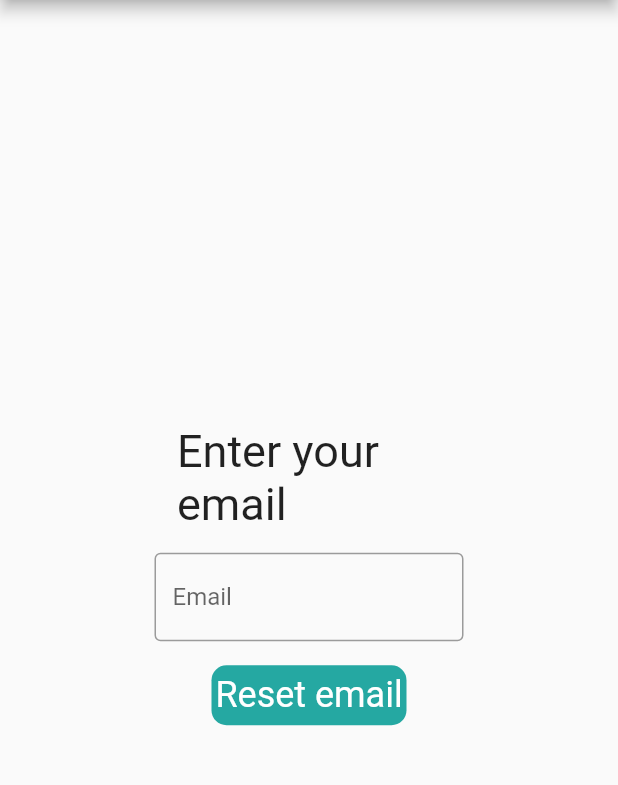
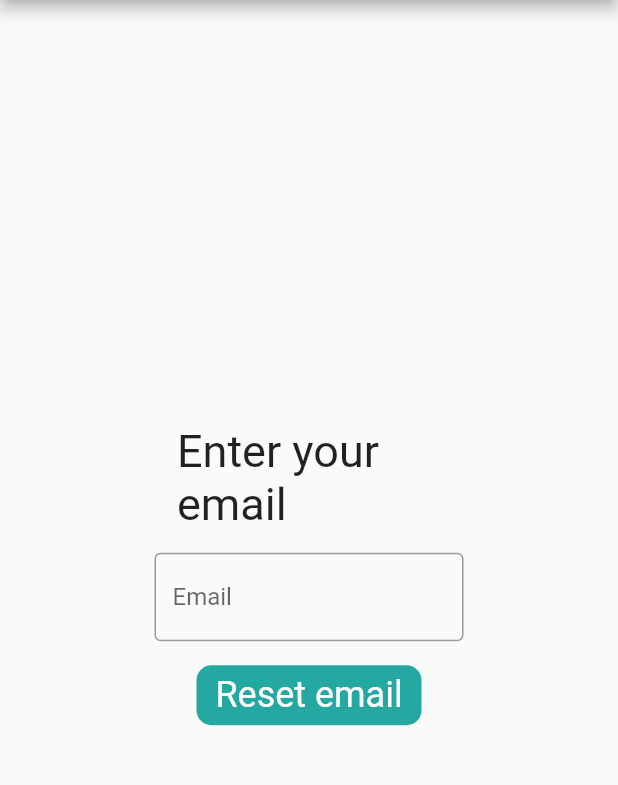
Before and after one commit to jonas-la/csce315_project3_13, a Flutter app: the Win_Reset_Password screen opened by its route, on a phone screen of 412 x 824 dp, the part 84-869 px from its top. Run offline on Flutter 3.47's test engine with Material 2 defaults, Android fonts, the phone set to English and light mode, and no system bars; our stand-ins replace cloud_functions, firebase_auth, firebase_core; accounts and stored records are empty.

Commit message:
Added login button size fields

```diff
--- a/lib/GUI/Components/Login_Button.dart
+++ b/lib/GUI/Components/Login_Button.dart
@@ -6,7 +6,7 @@ Widget Login_Button({required VoidCallback onTap, required String buttonName,Col
     padding: const EdgeInsets.all(8.0),
     child: Container(
         height: 40,
-        width: 130,
+        width: buttonWidth,
         decoration: BoxDecoration(
           color: k_active_color,
           borderRadius: BorderRadius.circular(10),
```
